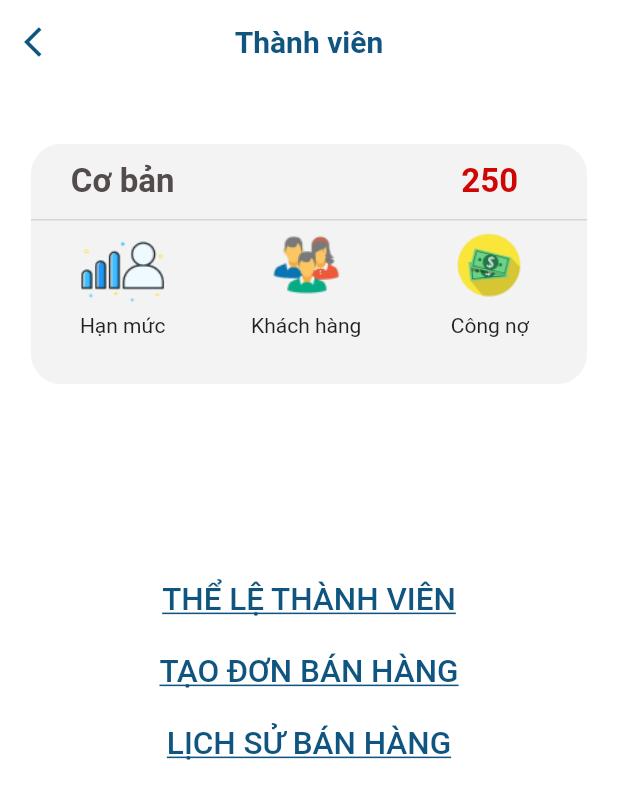
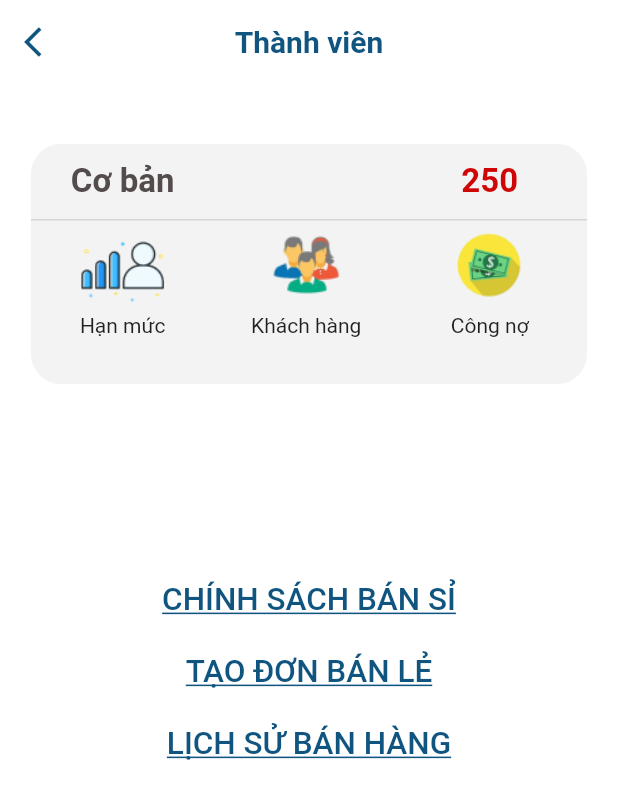
Before and after one commit to chinhnguyen1603/bkdms, a Flutter app: the Member screen opened directly, on a phone screen of 412 x 824 dp. Shown: the top 799 px of the screen. Run offline on Flutter 3.47's test engine with Material 2 defaults, Android fonts, the phone set to English and light mode, and no system bars; our stand-ins replace badges, connectivity_plus, dropdown_button2, expansion_tile_card, firebase_core, firebase_messaging and 7 more; missing offline and left inert: cloudinary_sdk, flutter_barcode_scanner, future_progress_dialog, momo_vn; accounts and stored records are empty.

Commit message:
update some UI

```diff
--- a/lib/main.dart
+++ b/lib/main.dart
@@ -1,4 +1,6 @@
+import 'package:bkdms/screens/features_screens/member_screens/Member.dart';
 import 'package:bkdms/screens/features_screens/member_screens/ScreenLevel.dart';
+import 'package:bkdms/screens/home_screens/InfoPayment.dart';
 import 'package:bkdms/services/LevelProvider.dart';
 import 'package:bkdms/testTime.dart';
 import 'package:flutter/material.dart';
@@ -73,7 +75,7 @@ class MyApp extends StatelessWidget {
            title: "BKDMS Mobile App",
            home: Scaffold(
              backgroundColor: Color(0xffF4F4F4),
-             body: SplashScreen()
+             body: Member()
            ),
       );
       }
--- a/lib/screens/features_screens/member_screens/Member.dart
+++ b/lib/screens/features_screens/member_screens/Member.dart
@@ -1,15 +1,17 @@
-import 'package:bkdms/screens/features_screens/member_screens/ScreenLevel.dart';
 import 'package:flutter/material.dart';
+import 'package:sizer/sizer.dart';
 import 'package:bkdms/screens/features_screens/member_screens/EnterCustomer.dart';
 import 'package:bkdms/components/AppBarTransparent.dart';
+import 'package:bkdms/screens/features_screens/member_screens/ScreenLevel.dart';
+
 class Member extends StatelessWidget {
   static const blueText = Color(0xff105480);
+  static const textColor = Color(0xff27214d);
 
   @override
   Widget build(BuildContext context) {
-    double heigtDevice = MediaQuery.of(context).size.height;// chiều cao thiết bị
-    double widthDevice = MediaQuery.of(context).size.width;// chiều rộng thiết bị
-    double myWidth = widthDevice*0.9;
+    double heightDevice = 100.h;// chiều cao thiết bị
+    double myWidth = 90.w;
     return Scaffold(
       backgroundColor: Colors.white,
       appBar: AppBarTransparent(Colors.white,"Thành viên"),
@@ -92,7 +94,11 @@ class Member extends StatelessWidget {
                          ),
                        ),
                       // Khách hàng
-                       SizedBox(
+                       GestureDetector(
+                         onTap: (){
+
+                         },
+                         child: SizedBox(
                            height: 100,
                            width: myWidth*0.33,
                            child: Column(children: [
@@ -108,8 +114,13 @@ class Member extends StatelessWidget {
                              )
                            ],),
                          ),
+                       ),
                        // Công nợ
-                       SizedBox(
+                       GestureDetector(
+                         onTap: (){
+
+                         },
+                         child: SizedBox(
                            height: 100,
                            width: myWidth*0.33,
                            child: Column(children: [
@@ -124,6 +135,7 @@ class Member extends StatelessWidget {
                                child: Center(child: Text("Công nợ")),
                              )
                            ],),
+                         ),
                        ),
                      ],
                    ),
@@ -146,32 +158,29 @@ class Member extends StatelessWidget {
                      context: context,
                      builder: (BuildContext context) {
                        return Container(
-                           height: heigtDevice*0.6,
+                           height: heightDevice*0.6,
                            child: Column(
-                             crossAxisAlignment: CrossAxisAlignment.start,
-                             mainAxisAlignment: MainAxisAlignment.start,
-                             mainAxisSize: MainAxisSize.max,
                              children: <Widget>[
-                               SizedBox(width: widthDevice,child: IconButton(
-                                 icon: Icon(Icons.cancel_presentation, size: 20,),
+                               SizedBox(width: 100.w , child: IconButton(
+                                 icon: Icon(Icons.cancel_presentation, size: 18,),
                                  alignment: Alignment.centerRight,
                                  onPressed: (){Navigator.pop(context);},
                                ),),
-                               SizedBox(width: widthDevice,child:Text('Thể lệ thành viên dành cho đại lý', textAlign: TextAlign.center, style: TextStyle(fontWeight: FontWeight.bold),),),
-                               SizedBox(height: 5,),
-                               SizedBox(width: widthDevice, child: Text("   Có 4 cấp thành viên tương ứng là Cơ bản, Đồng, Bạc và Vàng."),),
-                               //thành viên cơ bản, hạng mức 1
-                               SizedBox(width: widthDevice, child: Text("  • Thành viên cơ bản", style: TextStyle(fontWeight: FontWeight.w600, color: Colors.grey),),),
-                               SizedBox(width: widthDevice, child: Text("  Tương ứng với hạng mức 1. Thành viên cơ bản bắt buộc phải thanh toán trước khi nhận hàng."),),
-                               //thành viên đồng, hạng mức 2
-                               SizedBox(width: widthDevice, child: Text("  • Thành viên đồng", style: TextStyle(fontWeight: FontWeight.w600, color: Color(0xffde7325)),),),
-                               SizedBox(width: widthDevice, child: Text("  Tương ứng với hạng mức 2")),
-                               //thành viên bạc, hạng mức 3
-                               SizedBox(width: widthDevice, child: Text("  • Thành viên bạc", style: TextStyle(fontWeight: FontWeight.w600, color: Color(0xffd8d2cf)),),),
-                               SizedBox(width: widthDevice, child: Text("  Tương ứng với hạng mức 3")),
-                               //thành viên vàng, hạng mức 4
-                               SizedBox(width: widthDevice, child: Text("  • Thành viên vàng", style: TextStyle(fontWeight: FontWeight.w600, color: Colors.yellowAccent),),),
-                               SizedBox(width: widthDevice, child: Text("  Tương ứng với hạng mức 4")),
+                               SizedBox(width: 100.w, child:Text('Dưới đây là các chính sách bán sỉ của BKDMS', textAlign: TextAlign.center, style: TextStyle(fontWeight: FontWeight.bold, color: Color(0xffde7325)),),),
+                               SizedBox(width: 100.w, height: 5,),
+                               //quy tắc phân phối
+                               SizedBox(width: myWidth, child: Text("1. Cam kết quy tắc phân phối", style: TextStyle(fontWeight: FontWeight.w600, color: textColor),),),
+                               SizedBox(width: myWidth, child: Text("• Áp dụng phân phối hàng một cấp - tức là không phân phối cùng một sản phẩm cho đại lý của đại lý"),),
+                               SizedBox(width: myWidth, child: Text("• Nếu có trường hợp tranh chấp xảy ra, thì cả ba bên sẽ ngồi lại bàn bạc sao cho hợp lý, cùng có lợi"),),
+                               //phương thức kinh donah
+                               SizedBox(width: myWidth, child: Text("2. Phương thức kinh doanh", style: TextStyle(fontWeight: FontWeight.w600, color: textColor),),),
+                               SizedBox(width: myWidth, child: Text("• Giá sản phẩm bao gồm giá đại lý và giá bán lẻ tại thời điểm niêm yết, nếu có thay đổi giá thì BKDMS sẽ thông báo và gửi bảng báo giá mới trước ít nhất 15 ngày."),),
+                               SizedBox(width: myWidth, child: Text("• Đại lý tự quyết định giá bán để phù hợp với vị thế. Tuy nhiên giá bán ra không được thấp hơn 10% so với giá bán lẻ đề nghị cùng thời điểm."),),
+                               //Xử lý công nợ
+                               SizedBox(width: myWidth, child: Text("3. Xử lý công nợ", style: TextStyle(fontWeight: FontWeight.w600, color: textColor),),),
+                               SizedBox(width: myWidth, child: Text("• Mỗi đại lý có nợ tối đa dựa trên hạn mức đăng kí với nhà cung cấp. Đến hạn thanh toán mà đại lý vẫn chưa thanh toán đủ công nợ phát sinh của tháng trước thì sẽ bị tính lãi xuất phát sinh. % lãi xuất"),),
+                               SizedBox(width: myWidth, child: Text("• Nếu đến đối chiếu công nợ lần 2 mà đại lý vẫn chưa thanh toán hết nợ thì BKDMS sẽ tạm ngưng giao đơn hàng mới."),),
+
                              ],
                            ),
                        );
@@ -179,19 +188,19 @@ class Member extends StatelessWidget {
                    );
                   },
                   child: Text(
-                    "THỂ LỆ THÀNH VIÊN",
+                    "CHÍNH SÁCH BÁN SỈ",
                     style: TextStyle(decoration: TextDecoration.underline, fontSize: 21, color: blueText,),
                   )
                 ),
               ),
-              // tạo đơn bán hàng
+              // tạo đơn bán lẻ
               SizedBox(
                 child: TextButton(
                   onPressed: (){
                       Navigator.push(context, MaterialPageRoute(builder: (context) => EnterCustomer()));
                   },
                   child: Text(
-                    "TẠO ĐƠN BÁN HÀNG",
+                    "TẠO ĐƠN BÁN LẺ",
                     style: TextStyle(decoration: TextDecoration.underline, fontSize: 21, color: blueText,),
                   )
                 ),
--- a/lib/screens/home_screens/order_status_screen/CancelOrder.dart
+++ b/lib/screens/home_screens/order_status_screen/CancelOrder.dart
@@ -269,7 +269,7 @@ class CancelOrderState extends State<CancelOrder> {
 
   // Hàm convert thời gian
   String convertTime(String time){
-    var timeConvert = DateFormat('HH:mm dd/MM/yyyy').format(DateTime.parse(time).add(const Duration(hours: 7)));
+    var timeConvert = DateFormat('HH:mm dd/MM/yyyy').format(DateTime.parse(time).toLocal());
     return timeConvert;
   }
   //hàm lấy ảnh cloudinary
--- a/lib/screens/home_screens/order_status_screen/WaitConfirm.dart
+++ b/lib/screens/home_screens/order_status_screen/WaitConfirm.dart
@@ -308,7 +308,7 @@ class WaitConfirmState extends State<WaitConfirm> {
 
   // Hàm convert thời gian
   String convertTime(String time){
-    var timeConvert = DateFormat('HH:mm dd/MM/yyyy').format(DateTime.parse(time).add(const Duration(hours: 7)));
+    var timeConvert = DateFormat('HH:mm dd/MM/yyyy').format(DateTime.parse(time).toLocal());
     return timeConvert;
   }
   //hàm lấy ảnh cloudinary
--- a/lib/services/OrderProvider.dart
+++ b/lib/services/OrderProvider.dart
@@ -114,7 +114,6 @@ class OrderProvider with ChangeNotifier{
           'agencyId': agencyId,
         }),
       );
-      print(response.body);
       print(response.statusCode);
       if (response.statusCode == 200){
          final extractedData = json.decode(response.body) as Map<String, dynamic>;
```
Lines whose indentation alone changed are shown as unchanged.
